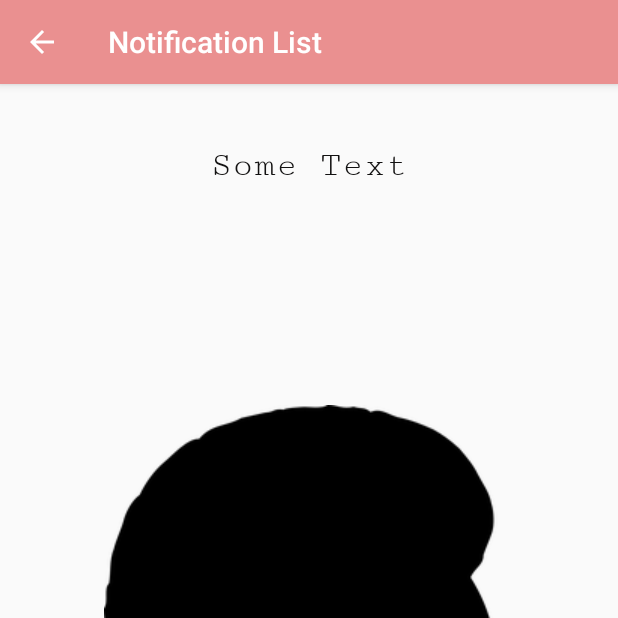
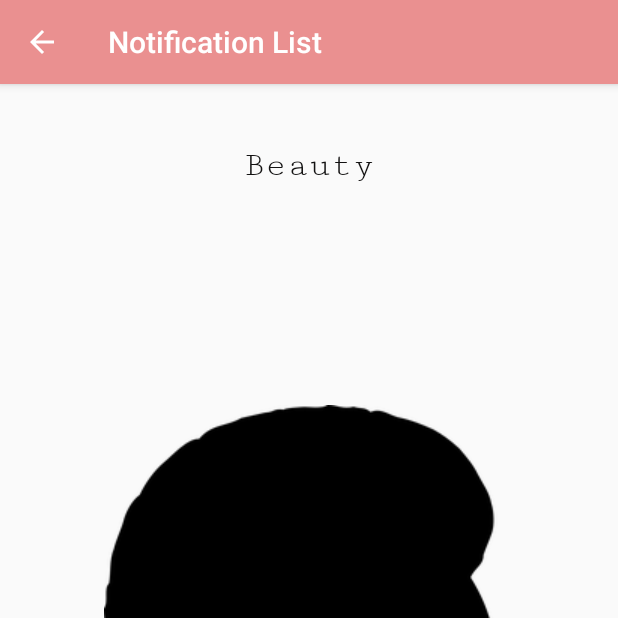
Before and after one commit to marliedee/FrolisticNotificationList, an Android app: the SecondActivity screen opened directly, with no data from a screen before it, on a phone screen of 412 x 824 dp, the top half of it. Run offline under Robolectric (Android 15) with nearby library versions, the phone set to English and light mode, and no system bars.

Commit message:
third commit

```diff
--- a/app/src/main/java/org/pursuit/notificationlist/SecondActivity.java
+++ b/app/src/main/java/org/pursuit/notificationlist/SecondActivity.java
@@ -34,7 +34,7 @@ import static org.pursuit.notificationlist.view.ImageViewHolder.sharedPreference
 
 
 public class SecondActivity extends AppCompatActivity {
-    private Button button_update;
+    private ImageView image_notification;
     private NotificationReceiver mReceiver = new NotificationReceiver();
     private static final String PRIMARY_CHANNEL_ID = "primary_notification_channel";
     private NotificationManager mNotifyManager;
@@ -59,7 +59,7 @@ public class SecondActivity extends AppCompatActivity {
     protected void onCreate(Bundle savedInstanceState) {
         super.onCreate(savedInstanceState);
         setContentView(R.layout.activity_second);
-        button_update = (Button) findViewById(R.id.update);
+        image_notification =  findViewById(R.id.fro);
         sp2 = froView.getContext().getApplicationContext().getSharedPreferences("", Context.MODE_PRIVATE);
 
         Intent intent = new Intent(this, SecondActivity.class);
@@ -80,6 +80,8 @@ public class SecondActivity extends AppCompatActivity {
         NotificationManager notificationManager = (NotificationManager) getSystemService(Context.NOTIFICATION_SERVICE);
 
         notificationManager.notify(NOTIFICATION_ID, notification);
+        createNotificationChannel();
+        updateNotification();
 //        intent2 = getIntent().putExtra("path", froSecondView);
 
     }
@@ -119,8 +121,6 @@ public class SecondActivity extends AppCompatActivity {
 
     public void Click_Back(View view) {
         Intent intentTwo = new Intent(this, MainActivity.class);
-        createNotificationChannel();
-        updateNotification();
         startActivity(intentTwo);
     }
 
--- a/app/src/main/res/layout/activity_second.xml
+++ b/app/src/main/res/layout/activity_second.xml
@@ -14,7 +14,7 @@
         android:layout_marginTop="8dp"
         android:layout_marginBottom="8dp"
         android:fontFamily="serif-monospace"
-        android:text="Some Text"
+        android:text="Beauty"
         android:textAlignment="center"
         android:textColor="#121111"
         android:textSize="24sp"
```
